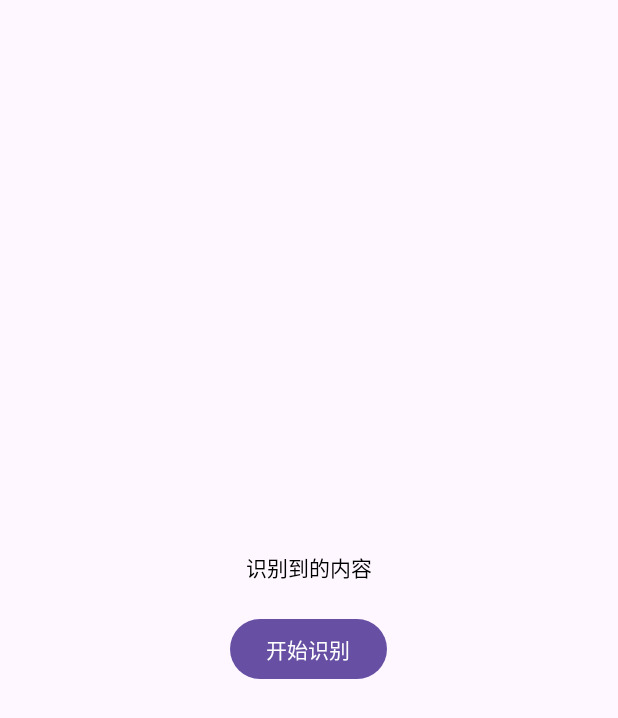
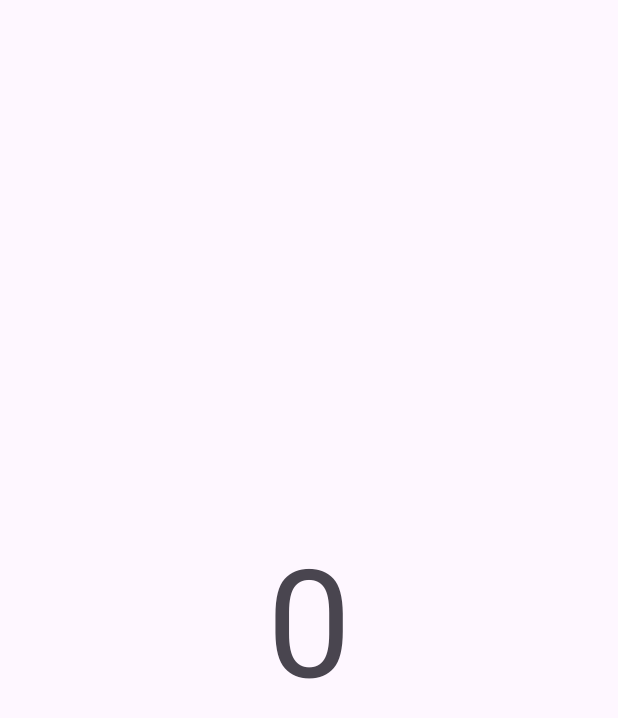
Before and after one commit to Mozuta/ZhiZhi, an Android app: the screen it shows after launch (HeadActivity before the commit, SoundLevelActivity after it), after a tap on an icon or button, on a phone screen of 412 x 824 dp. Shown: the top 718 px of the screen. Run offline under Robolectric (Android 15) with nearby library versions, the phone set to English and light mode, and no system bars; libraries missing offline, so code that uses them is left out: com.youth.banner.

Commit message:
1.1分贝检测

```diff
--- a/app/src/main/java/com/hex/zz/MainActivity.java
+++ b/app/src/main/java/com/hex/zz/MainActivity.java
@@ -54,7 +54,7 @@ public class MainActivity extends AppCompatActivity implements View.OnClickListe
 
     public void onClick(View v){
         if (v.getId() == R.id.main_head) {
-            Intent intent = new Intent(MainActivity.this, HeadActivity.class);
+            Intent intent = new Intent(MainActivity.this, SoundLevelActivity.class);
             startActivity(intent);
         }
     }
--- /dev/null
+++ b/app/src/main/java/com/hex/zz/SoundLevelActivity.java
@@ -0,0 +1,165 @@
+package com.hex.zz;
+
+import android.Manifest;
+import android.annotation.SuppressLint;
+import android.content.pm.PackageManager;
+import android.media.MediaRecorder;
+import android.os.Bundle;
+import android.os.Handler;
+import android.os.Looper;
+import android.os.Message;
+
+import android.util.Log;
+import android.widget.TextView;
+
+import androidx.annotation.NonNull;
+import androidx.appcompat.app.AppCompatActivity;
+import androidx.core.app.ActivityCompat;
+import androidx.core.content.ContextCompat;
+
+import com.hex.zz.utils.SoundLevelMeter;
+
+import java.io.IOException;
+import java.util.ArrayList;
+
+public class SoundLevelActivity extends AppCompatActivity {
+
+    private MediaRecorder mediaRecorder;
+    private SoundLevelMeter soundLevelMeter;
+    private TextView soundLevelTextView;
+    private Handler handler;
+
+    @SuppressLint("MissingInflatedId")
+    @Override
+    protected void onCreate(Bundle savedInstanceState) {
+        super.onCreate(savedInstanceState);
+        setContentView(R.layout.activity_sound_level);
+
+
+        soundLevelTextView = findViewById(R.id.soundLevelTextView);
+        soundLevelMeter = new SoundLevelMeter();
+        handler = new Handler();
+        initPermission();
+
+
+    }
+
+    private void startRecording() {
+        try {
+            mediaRecorder = new MediaRecorder();
+            Log.e("SoundLevelActivity", "startRecording: " + mediaRecorder.toString());
+            mediaRecorder.setAudioSource(MediaRecorder.AudioSource.MIC);
+            mediaRecorder.setOutputFormat(MediaRecorder.OutputFormat.THREE_GPP);
+            mediaRecorder.setAudioEncoder(MediaRecorder.AudioEncoder.AMR_NB);
+
+            // 设置输出文件路径，例如保存到应用的私有目录中
+            String outputFile = getFilesDir().getAbsolutePath() + "/recording.3gp";
+            mediaRecorder.setOutputFile(outputFile);
+
+            mediaRecorder.prepare();
+            mediaRecorder.start();
+            startUpdatingSoundLevel();
+
+        } catch (IOException e) {
+            e.printStackTrace();
+        }
+    }
+
+    private void initPermission() {
+        String permissions[] = {Manifest.permission.RECORD_AUDIO,
+                Manifest.permission.ACCESS_NETWORK_STATE,
+                Manifest.permission.INTERNET,
+                Manifest.permission.WRITE_EXTERNAL_STORAGE
+        };
+
+        ArrayList<String> toApplyList = new ArrayList<String>();
+
+        for (String perm : permissions) {
+            if (PackageManager.PERMISSION_GRANTED != ContextCompat.checkSelfPermission(this, perm)) {
+                toApplyList.add(perm);
+            }
+        }
+        String tmpList[] = new String[toApplyList.size()];
+        if (!toApplyList.isEmpty()) {
+            ActivityCompat.requestPermissions(this, toApplyList.toArray(tmpList), 123);
+
+        }
+
+        // 权限已经授予，直接初始化
+        else {
+            startRecording();
+        }
+
+    }
+
+    /**
+     * 权限申请回调，可以作进一步处理
+     *
+     * @param requestCode
+     * @param permissions
+     * @param grantResults
+     */
+    @Override
+    public void onRequestPermissionsResult(int requestCode, @NonNull String[] permissions, @NonNull int[] grantResults) {
+        super.onRequestPermissionsResult(requestCode, permissions, grantResults);
+        if (requestCode == 123) { // 根据您的请求代码进行匹配
+            boolean allPermissionsGranted = true;
+            for (int result : grantResults) {
+                if (result != PackageManager.PERMISSION_GRANTED) {
+                    allPermissionsGranted = false;
+                    break;
+                }
+            }
+            if (allPermissionsGranted) {
+                // 所有权限已授予，执行相应操作
+                startRecording();
+            } else {
+                // 权限未授予，可能需要向用户解释权限的重要性或提供其他处理方式
+                Log.e("SoundLevelActivity", "onRequestPermissionsResult: 权限未授予");
+            }
+        }
+    }
+
+
+
+    private void startUpdatingSoundLevel() {
+        Runnable updateSoundLevelRunnable = new Runnable() {
+            @Override
+            public void run() {
+                updateSoundLevel();
+                handler.postDelayed(this, 100); // 更新频率为每100毫秒
+            }
+        };
+
+        handler.post(updateSoundLevelRunnable);
+    }
+
+    private void updateSoundLevel() {
+        if (mediaRecorder == null) {
+            return;
+        }
+        soundLevelTextView.setText(String.valueOf(mediaRecorder.getMaxAmplitude()));
+    }
+    //返回键
+    @Override
+    public void onBackPressed() {
+        // 停止录音
+        stopRecording();
+        finish();
+        super.onBackPressed();
+    }
+
+    @Override
+    protected void onDestroy() {
+        super.onDestroy();
+        stopRecording();
+    }
+
+    private void stopRecording() {
+        if (mediaRecorder != null) {
+            mediaRecorder.stop();
+            mediaRecorder.release();
+            mediaRecorder = null;
+        }
+    }
+}
--- a/app/src/main/res/layout/activity_head.xml
+++ b/app/src/main/res/layout/activity_head.xml
@@ -6,6 +6,7 @@
     android:layout_height="match_parent"
     android:gravity="center"
     android:orientation="vertical"
+    android:background="@drawable/mmt_bg"
     tools:context=".MainActivity">
 
     <TextView
--- /dev/null
+++ b/app/src/main/res/layout/activity_sound_level.xml
@@ -0,0 +1,20 @@
+<?xml version="1.0" encoding="utf-8"?>
+<androidx.constraintlayout.widget.ConstraintLayout xmlns:android="http://schemas.android.com/apk/res/android"
+    xmlns:app="http://schemas.android.com/apk/res-auto"
+    xmlns:tools="http://schemas.android.com/tools"
+    android:layout_width="match_parent"
+    android:layout_height="match_parent"
+    tools:context=".SoundLevelActivity">
+
+    <TextView
+        android:textSize="100sp"
+        android:id="@+id/soundLevelTextView"
+        android:layout_width="wrap_content"
+        android:layout_height="wrap_content"
+        android:text="Sound Level"
+        app:layout_constraintBottom_toBottomOf="parent"
+        app:layout_constraintEnd_toEndOf="parent"
+        app:layout_constraintStart_toStartOf="parent"
+        app:layout_constraintTop_toTopOf="parent" />
+
+</androidx.constraintlayout.widget.ConstraintLayout>
```
Also changed, not shown: app/src/main/AndroidManifest.xml (+9 -8 lines), app/src/main/java/com/hex/zz/HeadActivity.java (+14 -3 lines), app/src/main/java/com/hex/zz/utils/SoundLevelMeter.java (added, +46 -0 lines).
